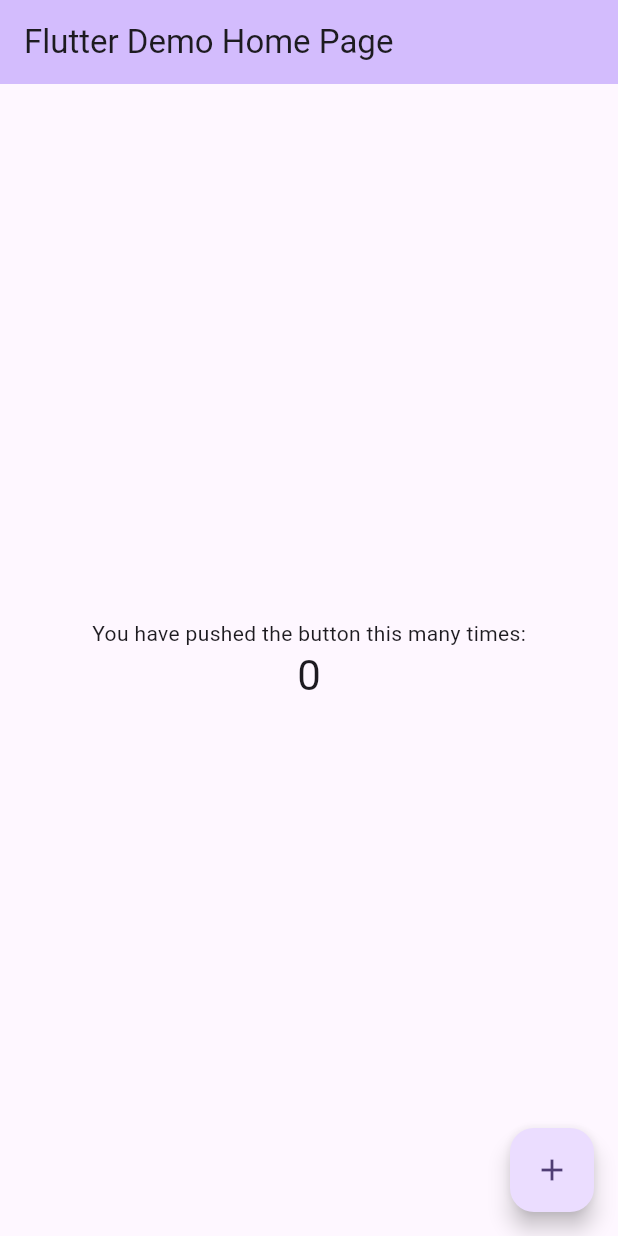
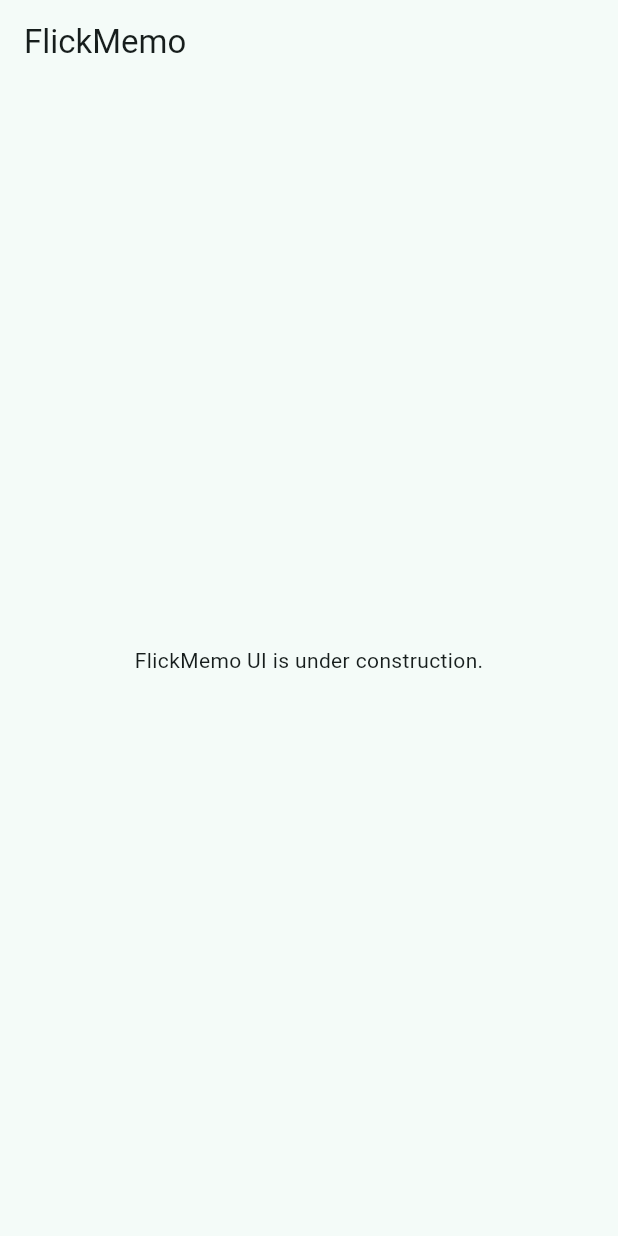
Before and after one commit to OMEGA-himajin/FlickMemo, a Flutter app: the screen it shows after launch, on a phone screen of 412 x 824 dp. Run offline on Flutter 3.47's test engine with Material 3 defaults, Android fonts, the phone set to English and light mode, and no system bars; our stand-ins replace drift, flutter_local_notifications, timezone; missing offline and left inert: workmanager; accounts and stored records are empty; generated files the repository leaves out were written again.

Commit message:
アプリのエントリーポイントを修正し、FlickMemoAppを使用するように変更

```diff
--- a/app/lib/main.dart
+++ b/app/lib/main.dart
@@ -1,122 +1,32 @@
 import 'package:flutter/material.dart';
 
 void main() {
-  runApp(const MyApp());
+  runApp(const FlickMemoApp());
 }
 
-class MyApp extends StatelessWidget {
-  const MyApp({super.key});
+class FlickMemoApp extends StatelessWidget {
+  const FlickMemoApp({super.key});
 
-  // This widget is the root of your application.
   @override
   Widget build(BuildContext context) {
     return MaterialApp(
-      title: 'Flutter Demo',
+      title: 'FlickMemo',
       theme: ThemeData(
-        // This is the theme of your application.
-        //
-        // TRY THIS: Try running your application with "flutter run". You'll see
-        // the application has a purple toolbar. Then, without quitting the app,
-        // try changing the seedColor in the colorScheme below to Colors.green
-        // and then invoke "hot reload" (save your changes or press the "hot
-        // reload" button in a Flutter-supported IDE, or press "r" if you used
-        // the command line to start the app).
-        //
-        // Notice that the counter didn't reset back to zero; the application
-        // state is not lost during the reload. To reset the state, use hot
-        // restart instead.
-        //
-        // This works for code too, not just values: Most code changes can be
-        // tested with just a hot reload.
-        colorScheme: ColorScheme.fromSeed(seedColor: Colors.deepPurple),
+        colorScheme: ColorScheme.fromSeed(seedColor: Colors.teal),
       ),
-      home: const MyHomePage(title: 'Flutter Demo Home Page'),
+      home: const _PlaceholderHome(),
     );
   }
 }
 
-class MyHomePage extends StatefulWidget {
-  const MyHomePage({super.key, required this.title});
-
-  // This widget is the home page of your application. It is stateful, meaning
-  // that it has a State object (defined below) that contains fields that affect
-  // how it looks.
-
-  // This class is the configuration for the state. It holds the values (in this
-  // case the title) provided by the parent (in this case the App widget) and
-  // used by the build method of the State. Fields in a Widget subclass are
-  // always marked "final".
-
-  final String title;
-
-  @override
-  State<MyHomePage> createState() => _MyHomePageState();
-}
-
-class _MyHomePageState extends State<MyHomePage> {
-  int _counter = 0;
-
-  void _incrementCounter() {
-    setState(() {
-      // This call to setState tells the Flutter framework that something has
-      // changed in this State, which causes it to rerun the build method below
-      // so that the display can reflect the updated values. If we changed
-      // _counter without calling setState(), then the build method would not be
-      // called again, and so nothing would appear to happen.
-      _counter++;
-    });
-  }
+class _PlaceholderHome extends StatelessWidget {
+  const _PlaceholderHome();
 
   @override
   Widget build(BuildContext context) {
-    // This method is rerun every time setState is called, for instance as done
-    // by the _incrementCounter method above.
-    //
-    // The Flutter framework has been optimized to make rerunning build methods
-    // fast, so that you can just rebuild anything that needs updating rather
-    // than having to individually change instances of widgets.
     return Scaffold(
-      appBar: AppBar(
-        // TRY THIS: Try changing the color here to a specific color (to
-        // Colors.amber, perhaps?) and trigger a hot reload to see the AppBar
-        // change color while the other colors stay the same.
-        backgroundColor: Theme.of(context).colorScheme.inversePrimary,
-        // Here we take the value from the MyHomePage object that was created by
-        // the App.build method, and use it to set our appbar title.
-        title: Text(widget.title),
-      ),
-      body: Center(
-        // Center is a layout widget. It takes a single child and positions it
-        // in the middle of the parent.
-        child: Column(
-          // Column is also a layout widget. It takes a list of children and
-          // arranges them vertically. By default, it sizes itself to fit its
-          // children horizontally, and tries to be as tall as its parent.
-          //
-          // Column has various properties to control how it sizes itself and
-          // how it positions its children. Here we use mainAxisAlignment to
-          // center the children vertically; the main axis here is the vertical
-          // axis because Columns are vertical (the cross axis would be
-          // horizontal).
-          //
-          // TRY THIS: Invoke "debug painting" (choose the "Toggle Debug Paint"
-          // action in the IDE, or press "p" in the console), to see the
-          // wireframe for each widget.
-          mainAxisAlignment: MainAxisAlignment.center,
-          children: <Widget>[
-            const Text('You have pushed the button this many times:'),
-            Text(
-              '$_counter',
-              style: Theme.of(context).textTheme.headlineMedium,
-            ),
-          ],
-        ),
-      ),
-      floatingActionButton: FloatingActionButton(
-        onPressed: _incrementCounter,
-        tooltip: 'Increment',
-        child: const Icon(Icons.add),
-      ), // This trailing comma makes auto-formatting nicer for build methods.
+      appBar: AppBar(title: const Text('FlickMemo')),
+      body: const Center(child: Text('FlickMemo UI is under construction.')),
     );
   }
 }
```
